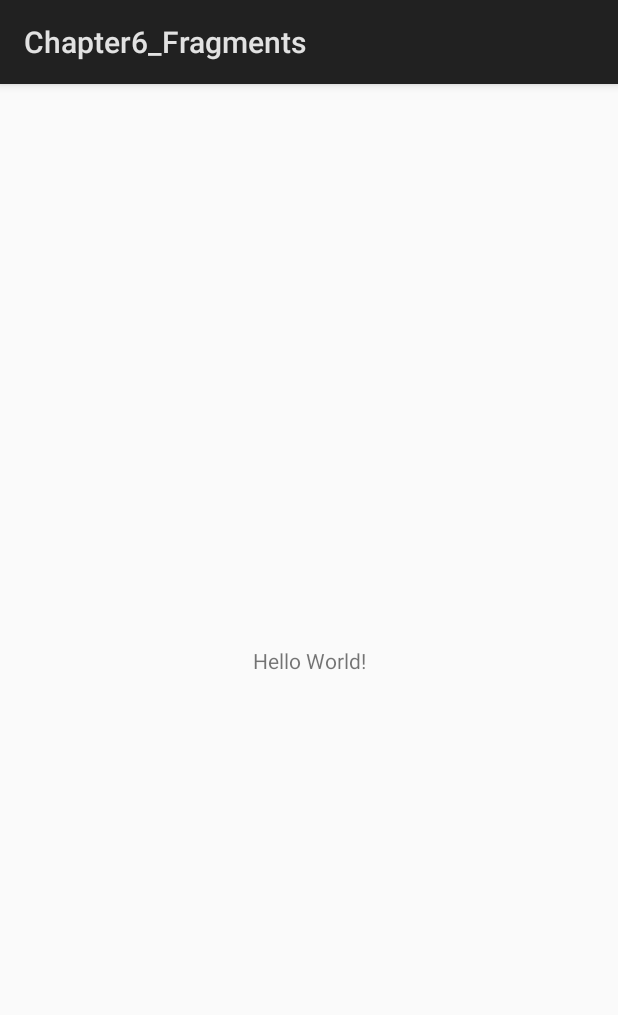
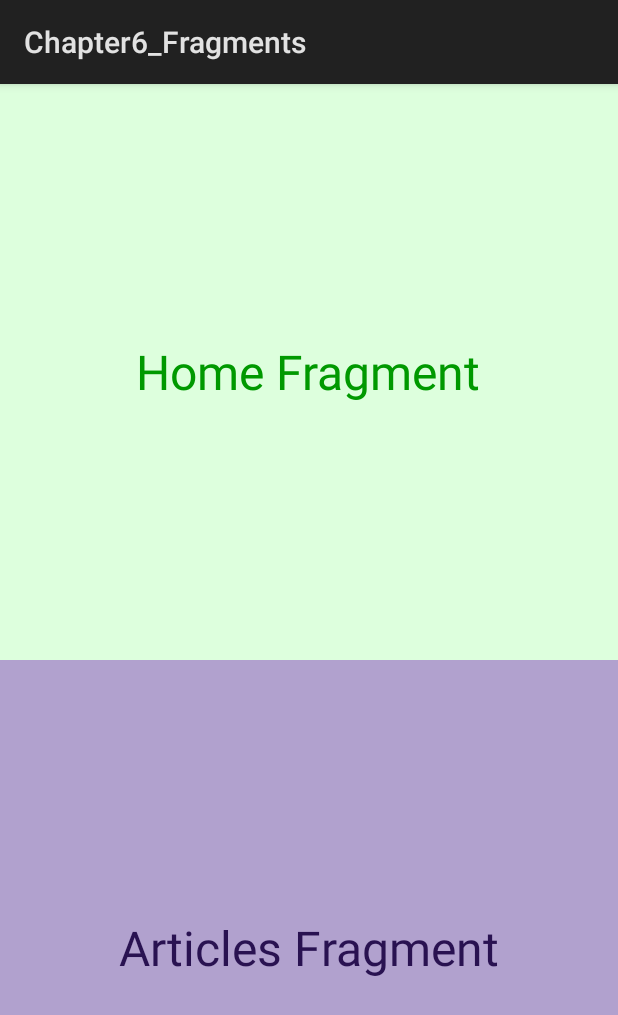
Before and after one commit to KalaiselvanSivakumar/Tutorial-Codes, an Android app: the screen it shows after launch (MainActivity), on a phone screen of 412 x 824 dp. Shown: the top 1015 px of the screen. Run offline under Robolectric (Android 15) with nearby library versions, the phone set to English and light mode, and no system bars.

Commit message:
Chapter 6 - Fragments: Display fragments inside an Activity

```diff
--- /dev/null
+++ b/Applications/Android/Android_Programming_Succinctly/Chapter6_Fragments/app/src/main/java/com/blueflame/chapter6_fragments/ArticlesFragment.java
@@ -0,0 +1,17 @@
+package com.blueflame.chapter6_fragments;
+
+import android.app.Fragment;
+import android.os.Bundle;
+import android.view.LayoutInflater;
+import android.view.View;
+import android.view.ViewGroup;
+
+public class ArticlesFragment extends Fragment {
+
+	@Override
+	public View onCreateView(LayoutInflater inflater, ViewGroup container,
+	                         Bundle savedInstanceState) {
+		return inflater.inflate(R.layout.fragment_articles, container, false);
+	}
+
+}
--- /dev/null
+++ b/Applications/Android/Android_Programming_Succinctly/Chapter6_Fragments/app/src/main/java/com/blueflame/chapter6_fragments/HomeViewFragment.java
@@ -0,0 +1,19 @@
+package com.blueflame.chapter6_fragments;
+
+import android.os.Bundle;
+import android.app.Fragment;
+import android.view.LayoutInflater;
+import android.view.View;
+import android.view.ViewGroup;
+
+
+public class HomeViewFragment extends Fragment {
+
+	@Override
+	public View onCreateView(LayoutInflater inflater, ViewGroup container,
+	                         Bundle savedInstanceState) {
+		// Inflate the layout for this fragment
+		return inflater.inflate(R.layout.fragment_home_view, container, false);
+	}
+
+}
--- a/Applications/Android/Android_Programming_Succinctly/Chapter6_Fragments/app/src/main/res/layout/activity_main.xml
+++ b/Applications/Android/Android_Programming_Succinctly/Chapter6_Fragments/app/src/main/res/layout/activity_main.xml
@@ -1,18 +1,23 @@
 <?xml version="1.0" encoding="utf-8"?>
-<android.support.constraint.ConstraintLayout xmlns:android="http://schemas.android.com/apk/res/android"
-	xmlns:app="http://schemas.android.com/apk/res-auto"
+<LinearLayout xmlns:android="http://schemas.android.com/apk/res/android"
 	xmlns:tools="http://schemas.android.com/tools"
 	android:layout_width="match_parent"
 	android:layout_height="match_parent"
+	android:orientation="vertical"
 	tools:context=".MainActivity">
 
-	<TextView
-		android:layout_width="wrap_content"
-		android:layout_height="wrap_content"
-		android:text="Hello World!"
-		app:layout_constraintBottom_toBottomOf="parent"
-		app:layout_constraintLeft_toLeftOf="parent"
-		app:layout_constraintRight_toRightOf="parent"
-		app:layout_constraintTop_toTopOf="parent" />
+	<fragment
+		android:id="@+id/home_view_fragment"
+		android:name="com.blueflame.chapter6_fragments.HomeViewFragment"
+		android:layout_width="match_parent"
+		android:layout_height="0dp"
+		android:layout_weight="1" />
 
-</android.support.constraint.ConstraintLayout>
+	<fragment
+		android:id="@+id/articles_fragment"
+		android:name="com.blueflame.chapter6_fragments.ArticlesFragment"
+		android:layout_width="match_parent"
+		android:layout_height="0dp"
+		android:layout_weight="1" />
+
+</LinearLayout>
--- /dev/null
+++ b/Applications/Android/Android_Programming_Succinctly/Chapter6_Fragments/app/src/main/res/layout/fragment_articles.xml
@@ -0,0 +1,17 @@
+<?xml version="1.0" encoding="utf-8"?>
+<RelativeLayout xmlns:android="http://schemas.android.com/apk/res/android"
+	xmlns:tools="http://schemas.android.com/tools"
+	android:layout_width="match_parent"
+	android:layout_height="match_parent"
+	android:background="#b1a1ce"
+	android:gravity="center"
+	tools:context=".ArticlesFragment">
+
+	<TextView
+		android:layout_width="wrap_content"
+		android:layout_height="wrap_content"
+		android:textSize="32sp"
+		android:textColor="#291251"
+		android:text="@string/articles_fragment" />
+
+</RelativeLayout>
--- /dev/null
+++ b/Applications/Android/Android_Programming_Succinctly/Chapter6_Fragments/app/src/main/res/layout/fragment_home_view.xml
@@ -0,0 +1,17 @@
+<?xml version="1.0" encoding="utf-8"?>
+<RelativeLayout xmlns:android="http://schemas.android.com/apk/res/android"
+	xmlns:tools="http://schemas.android.com/tools"
+	android:layout_width="match_parent"
+	android:layout_height="match_parent"
+	android:background="#FFDDFFDD"
+	android:gravity="center"
+	tools:context=".HomeViewFragment">
+
+	<TextView
+		android:layout_width="wrap_content"
+		android:layout_height="wrap_content"
+		android:textSize="32sp"
+		android:textColor="#FF009900"
+		android:text="@string/home_fragment" />
+
+</RelativeLayout>
--- a/Applications/Android/Android_Programming_Succinctly/Chapter6_Fragments/app/src/main/res/values/strings.xml
+++ b/Applications/Android/Android_Programming_Succinctly/Chapter6_Fragments/app/src/main/res/values/strings.xml
@@ -1,3 +1,5 @@
 <resources>
 	<string name="app_name">Chapter6_Fragments</string>
+	<string name="home_fragment">Home Fragment</string>
+	<string name="articles_fragment">Articles Fragment</string>
 </resources>
```
